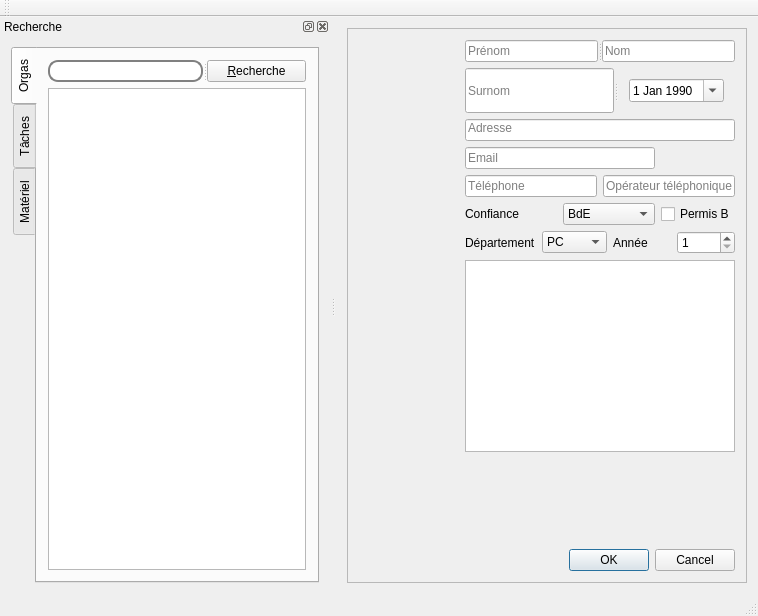
First picture: the form in ui/mainwindow.ui, repository padenot/PlanningMaker, before the edit.
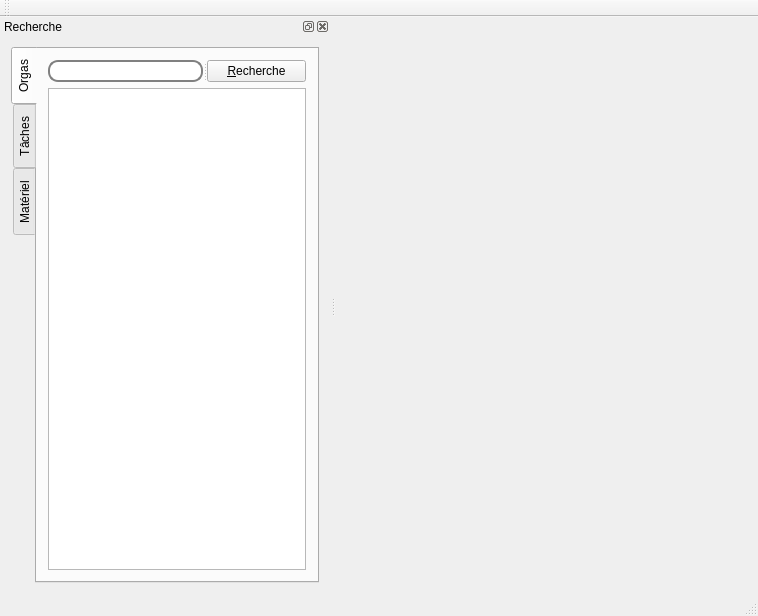
Second picture: the form after the edit. Icons and pictures are not drawn.

Commit message: Encapsulation des widgets orgaSelectwidget et orgaeditwidget dans deux classes séparées de la mainwindows Correction de la fonction de recherche

What changed in the file:
```diff
--- a/ui/mainwindow.ui
+++ b/ui/mainwindow.ui
@@ -14,408 +14,9 @@
    <string>MainWindow</string>
   </property>
   <widget class="QWidget" name="centralWidget">
-   <layout class="QGridLayout" name="gridLayout_3">
-    <item row="0" column="0">
-     <widget class="QStackedWidget" name="stackedWidget">
-      <property name="frameShape">
-       <enum>QFrame::StyledPanel</enum>
-      </property>
-      <property name="frameShadow">
-       <enum>QFrame::Raised</enum>
-      </property>
-      <property name="currentIndex">
-       <number>0</number>
-      </property>
-      <widget class="QWidget" name="OrgaCentral">
-       <layout class="QGridLayout" name="gridLayout_15">
-        <item row="0" column="0">
-         <layout class="QHBoxLayout" name="horizontalLayout_25">
-          <item>
-           <layout class="QGridLayout" name="gridLayout_14">
-            <item row="0" column="0">
-             <widget class="QLabel" name="photoLabel_3">
-              <property name="sizePolicy">
-               <sizepolicy hsizetype="Fixed" vsizetype="Fixed">
-                <horstretch>0</horstretch>
-                <verstretch>0</verstretch>
-               </sizepolicy>
-              </property>
-              <property name="minimumSize">
-               <size>
-                <width>100</width>
-                <height>100</height>
-               </size>
-              </property>
-              <property name="maximumSize">
-               <size>
-                <width>100</width>
-                <height>100</height>
-               </size>
-              </property>
-              <property name="styleSheet">
-               <string notr="true">border-radius: 10px;</string>
-              </property>
-              <property name="text">
-               <string/>
-              </property>
-              <property name="pixmap">
-               <pixmap resource="../images.qrc">:/images/ressources/anon.jpg</pixmap>
-              </property>
-              <property name="scaledContents">
-               <bool>true</bool>
-              </property>
-             </widget>
-            </item>
-            <item row="1" column="0">
-             <spacer name="verticalSpacer_7">
-              <property name="orientation">
-               <enum>Qt::Vertical</enum>
-              </property>
-              <property name="sizeHint" stdset="0">
-               <size>
-                <width>20</width>
-                <height>40</height>
-               </size>
-              </property>
-             </spacer>
-            </item>
-           </layout>
-          </item>
-          <item>
-           <layout class="QGridLayout" name="gridLayout_12">
-            <item row="0" column="0" colspan="2">
-             <layout class="QGridLayout" name="gridLayout_13">
-              <item row="0" column="0" colspan="2">
-               <widget class="QSplitter" name="splitter_8">
-                <property name="orientation">
-                 <enum>Qt::Horizontal</enum>
-                </property>
-                <widget class="QLineEdit" name="prenomLineEdit_4">
-                 <property name="placeholderText">
-                  <string>Prénom</string>
-                 </property>
-                </widget>
-                <widget class="QLineEdit" name="nomLineEdit_4">
-                 <property name="placeholderText">
-                  <string>Nom</string>
-                 </property>
-                </widget>
-               </widget>
-              </item>
-              <item row="2" column="0" colspan="2">
-               <widget class="QLineEdit" name="adresseLineEdit_4">
-                <property name="text">
-                 <string/>
-                </property>
-                <property name="alignment">
-                 <set>Qt::AlignLeading|Qt::AlignLeft|Qt::AlignTop</set>
-                </property>
-                <property name="placeholderText">
-                 <string>Adresse</string>
-                </property>
-               </widget>
-              </item>
-              <item row="3" column="0">
-               <widget class="QLineEdit" name="emailLineEdit">
-                <property name="text">
-                 <string/>
-                </property>
-                <property name="placeholderText">
-                 <string>Email</string>
-                </property>
-               </widget>
-              </item>
-              <item row="4" column="0" colspan="2">
-               <layout class="QHBoxLayout" name="horizontalLayout_20">
-                <item>
-                 <widget class="QLineEdit" name="telephoneLineEdit_4">
-                  <property name="inputMask">
-                   <string>0000000000; </string>
-                  </property>
-                  <property name="text">
-                   <string/>
-                  </property>
-                  <property name="placeholderText">
-                   <string>Téléphone</string>
-                  </property>
-                 </widget>
-                </item>
-                <item>
-                 <widget class="QLineEdit" name="operateurLineEdit_4">
-                  <property name="styleSheet">
-                   <string notr="true"/>
-                  </property>
-                  <property name="placeholderText">
-                   <string>Opérateur téléphonique</string>
-                  </property>
-                 </widget>
-                </item>
-               </layout>
-              </item>
-              <item row="8" column="0">
-               <layout class="QHBoxLayout" name="horizontalLayout_21">
-                <item>
-                 <widget class="QLabel" name="confianceLabel_4">
-                  <property name="text">
-                   <string>Confiance</string>
-                  </property>
-                  <property name="buddy">
-                   <cstring>confianceComboBox</cstring>
-                  </property>
-                 </widget>
-                </item>
-                <item>
-                 <widget class="QComboBox" name="confianceComboBox_4">
-                  <item>
-                   <property name="text">
-                    <string>BdE</string>
-                   </property>
-                  </item>
-                  <item>
-                   <property name="text">
-                    <string>Confiance</string>
-                   </property>
-                  </item>
-                  <item>
-                   <property name="text">
-                    <string>Hard</string>
-                   </property>
-                  </item>
-                  <item>
-                   <property name="text">
-                    <string>Soft</string>
-                   </property>
-                  </item>
-                 </widget>
-                </item>
-               </layout>
-              </item>
-              <item row="8" column="1">
-               <widget class="QCheckBox" name="permisBcheckBox_4">
-                <property name="text">
-                 <string>Permis B</string>
-                </property>
-               </widget>
-              </item>
-              <item row="9" column="0" colspan="2">
-               <layout class="QHBoxLayout" name="horizontalLayout_22">
-                <item>
-                 <layout class="QHBoxLayout" name="horizontalLayout_23">
-                  <item>
-                   <widget class="QLabel" name="departementLabel_4">
-                    <property name="text">
-                     <string>Département</string>
-                    </property>
-                    <property name="buddy">
-                     <cstring>departementComboBox</cstring>
-                    </property>
-                   </widget>
-                  </item>
-                  <item>
-                   <widget class="QComboBox" name="departementComboBox_4">
-                    <item>
-                     <property name="text">
-                      <string>PC</string>
-                     </property>
-                    </item>
-                    <item>
-                     <property name="text">
-                      <string>GMC</string>
-                     </property>
-                    </item>
-                    <item>
-                     <property name="text">
-                      <string>IF</string>
-                     </property>
-                    </item>
-                    <item>
-                     <property name="text">
-                      <string>GMD</string>
-                     </property>
-                    </item>
-                    <item>
-                     <property name="text">
-                      <string>TC</string>
-                     </property>
-                    </item>
-                    <item>
-                     <property name="text">
-                      <string>GCU</string>
-                     </property>
-                    </item>
-                    <item>
-                     <property name="text">
-                      <string>BIM</string>
-                     </property>
-                    </item>
-                    <item>
-                     <property name="text">
-                      <string>Bioch'</string>
-                     </property>
-                    </item>
-                    <item>
-                     <property name="text">
-                      <string>GI</string>
-                     </property>
-                    </item>
-                    <item>
-                     <property name="text">
-                      <string>GE</string>
-                     </property>
-                    </item>
-                    <item>
-                     <property name="text">
-                      <string>SGM</string>
-                     </property>
-                    </item>
-                    <item>
-                     <property name="text">
-                      <string>GMPP</string>
-                     </property>
-                    </item>
-                    <item>
-                     <property name="text">
-                      <string>GEN</string>
-                     </property>
-                    </item>
-                    <item>
-                     <property name="text">
-                      <string>Ext.</string>
-                     </property>
-                    </item>
-                   </widget>
-                  </item>
-                 </layout>
-                </item>
-                <item>
-                 <layout class="QHBoxLayout" name="horizontalLayout_24">
-                  <item>
-                   <widget class="QLabel" name="anneeLabel_4">
-                    <property name="text">
-                     <string>Année</string>
-                    </property>
-                    <property name="buddy">
-                     <cstring>anneeSpinBox</cstring>
-                    </property>
-                   </widget>
-                  </item>
-                  <item>
-                   <widget class="QSpinBox" name="anneeSpinBox_4">
-                    <property name="minimum">
-                     <number>1</number>
-                    </property>
-                    <property name="maximum">
-                     <number>5</number>
-                    </property>
-                   </widget>
-                  </item>
-                 </layout>
-                </item>
-               </layout>
-              </item>
-              <item row="11" column="0">
-               <spacer name="verticalSpacer_6">
-                <property name="orientation">
-                 <enum>Qt::Vertical</enum>
-                </property>
-                <property name="sizeHint" stdset="0">
-                 <size>
-                  <width>20</width>
-                  <height>40</height>
-                 </size>
-                </property>
-               </spacer>
-              </item>
-              <item row="1" column="0" colspan="2">
-               <widget class="QSplitter" name="splitter_7">
-                <property name="orientation">
-                 <enum>Qt::Horizontal</enum>
-                </property>
-                <widget class="QLineEdit" name="surnomLineEdit_4">
-                 <property name="sizePolicy">
-                  <sizepolicy hsizetype="Expanding" vsizetype="Fixed">
-                   <horstretch>13</horstretch>
-                   <verstretch>0</verstretch>
-                  </sizepolicy>
-                 </property>
-                 <property name="placeholderText">
-                  <string>Surnom</string>
-                 </property>
-                </widget>
-                <widget class="QWidget" name="layoutWidget_6">
-                 <layout class="QHBoxLayout" name="horizontalLayout_19">
-                  <item>
-                   <widget class="QDateEdit" name="dateNaissanceEdit_4">
-                    <property name="sizePolicy">
-                     <sizepolicy hsizetype="Minimum" vsizetype="Minimum">
-                      <horstretch>1</horstretch>
-                      <verstretch>0</verstretch>
-                     </sizepolicy>
-                    </property>
-                    <property name="calendarPopup">
-                     <bool>true</bool>
-                    </property>
-                    <property name="date">
-                     <date>
-                      <year>1990</year>
-                      <month>1</month>
-                      <day>1</day>
-                     </date>
-                    </property>
-                   </widget>
-                  </item>
-                 </layout>
-                </widget>
-               </widget>
-              </item>
-              <item row="10" column="0" colspan="2">
-               <widget class="QTextEdit" name="notesTextEdit"/>
-              </item>
-             </layout>
-            </item>
-            <item row="1" column="0">
-             <spacer name="horizontalSpacer_4">
-              <property name="orientation">
-               <enum>Qt::Horizontal</enum>
-              </property>
-              <property name="sizeHint" stdset="0">
-               <size>
-                <width>40</width>
-                <height>20</height>
-               </size>
-              </property>
-             </spacer>
-            </item>
-            <item row="1" column="1">
-             <widget class="QDialogButtonBox" name="okCancelOrgas">
-              <property name="standardButtons">
-               <set>QDialogButtonBox::Cancel|QDialogButtonBox::Ok</set>
-              </property>
-             </widget>
-            </item>
-           </layout>
-          </item>
-         </layout>
-        </item>
-       </layout>
-      </widget>
-      <widget class="QWidget" name="TachesCentral">
-       <widget class="QPushButton" name="pushButton">
-        <property name="geometry">
-         <rect>
-          <x>200</x>
-          <y>110</y>
-          <width>107</width>
-          <height>27</height>
-         </rect>
-        </property>
-        <property name="text">
-         <string>Liste des Orgas</string>
-        </property>
-       </widget>
-      </widget>
-      <widget class="QWidget" name="MaterielCentral"/>
-     </widget>
+   <layout class="QHBoxLayout" name="horizontalLayout">
+    <item>
+     <widget class="QStackedWidget" name="stackedWidget"/>
     </item>
    </layout>
   </widget>
```
Left out of the diff: 18 changed lines with no effect on the pictures. The commit also changes 10 other files.
